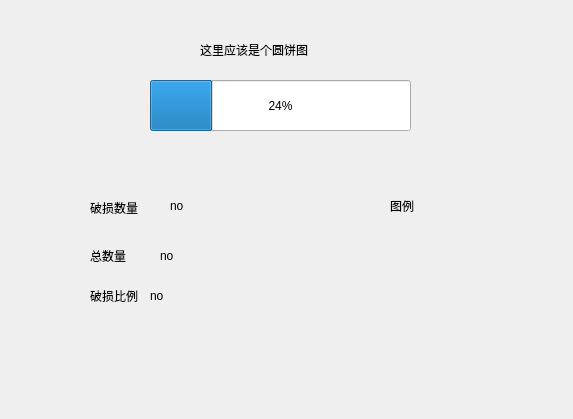
This is ui/wastageDsp.ui in Jadecity/StorePro as Qt 5 draws it before an edit. The edited form follows.
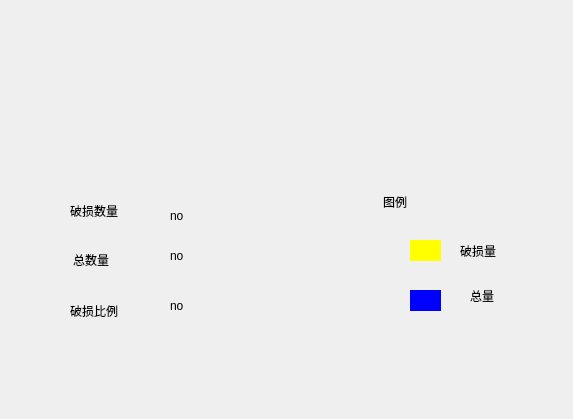
This is the edited form.

What changed in the file:
```diff
--- a/ui/wastageDsp.ui
+++ b/ui/wastageDsp.ui
@@ -13,26 +13,16 @@
   <property name="windowTitle">
    <string>Form</string>
   </property>
-  <widget class="QLabel" name="label">
-   <property name="geometry">
-    <rect>
-     <x>200</x>
-     <y>40</y>
-     <width>121</width>
-     <height>20</height>
-    </rect>
-   </property>
-   <property name="text">
-    <string>这里应该是个圆饼图</string>
-   </property>
-  </widget>
+  <property name="styleSheet">
+   <string notr="true">font: 12pt &quot;微软雅黑&quot;;</string>
+  </property>
   <widget class="QLabel" name="label_2">
    <property name="geometry">
     <rect>
-     <x>90</x>
+     <x>70</x>
      <y>200</y>
-     <width>61</width>
-     <height>16</height>
+     <width>81</width>
+     <height>21</height>
     </rect>
    </property>
    <property name="text">
@@ -42,10 +32,10 @@
   <widget class="QLabel" name="label_3">
    <property name="geometry">
     <rect>
-     <x>90</x>
+     <x>73</x>
      <y>250</y>
-     <width>54</width>
-     <height>12</height>
+     <width>71</width>
+     <height>20</height>
     </rect>
    </property>
    <property name="text">
@@ -55,10 +45,10 @@
   <widget class="QLabel" name="label_4">
    <property name="geometry">
     <rect>
-     <x>90</x>
-     <y>290</y>
-     <width>54</width>
-     <height>12</height>
+     <x>70</x>
+     <y>300</y>
+     <width>81</width>
+     <height>21</height>
     </rect>
    </property>
    <property name="text">
@@ -70,8 +60,8 @@
     <rect>
      <x>170</x>
      <y>200</y>
-     <width>54</width>
-     <height>12</height>
+     <width>71</width>
+     <height>31</height>
     </rect>
    </property>
    <property name="text">
@@ -81,10 +71,10 @@
   <widget class="QLabel" name="totalLabel">
    <property name="geometry">
     <rect>
-     <x>160</x>
-     <y>250</y>
-     <width>54</width>
-     <height>12</height>
+     <x>170</x>
+     <y>240</y>
+     <width>81</width>
+     <height>31</height>
     </rect>
    </property>
    <property name="text">
@@ -94,10 +84,10 @@
   <widget class="QLabel" name="wstRateLabel">
    <property name="geometry">
     <rect>
-     <x>150</x>
+     <x>170</x>
      <y>290</y>
-     <width>54</width>
-     <height>12</height>
+     <width>71</width>
+     <height>31</height>
     </rect>
    </property>
    <property name="text">
@@ -107,27 +97,66 @@
   <widget class="QLabel" name="tuliLabel">
    <property name="geometry">
     <rect>
-     <x>390</x>
-     <y>200</y>
-     <width>54</width>
-     <height>12</height>
+     <x>383</x>
+     <y>192</y>
+     <width>61</width>
+     <height>20</height>
     </rect>
    </property>
    <property name="text">
     <string>图例</string>
    </property>
   </widget>
-  <widget class="QProgressBar" name="progressBar">
+  <widget class="QWidget" name="widget" native="true">
    <property name="geometry">
     <rect>
-     <x>150</x>
-     <y>80</y>
-     <width>261</width>
-     <height>51</height>
+     <x>410</x>
+     <y>240</y>
+     <width>31</width>
+     <height>21</height>
     </rect>
    </property>
-   <property name="value">
-    <number>24</number>
+   <property name="styleSheet">
+    <string notr="true">background-color: rgb(255, 255, 0);</string>
+   </property>
+  </widget>
+  <widget class="QWidget" name="widget_2" native="true">
+   <property name="geometry">
+    <rect>
+     <x>410</x>
+     <y>290</y>
+     <width>31</width>
+     <height>21</height>
+    </rect>
+   </property>
+   <property name="styleSheet">
+    <string notr="true">background-color: rgb(0, 0, 255);</string>
+   </property>
+  </widget>
+  <widget class="QLabel" name="label">
+   <property name="geometry">
+    <rect>
+     <x>460</x>
+     <y>240</y>
+     <width>54</width>
+     <height>21</height>
+    </rect>
+   </property>
+   <property name="text">
+    <string>破损量</string>
+   </property>
+  </widget>
+  <widget class="QLabel" name="label_5">
+   <property name="geometry">
+    <rect>
+     <x>470</x>
+     <y>280</y>
+     <width>81</width>
+     <height>31</height>
+    </rect>
+   </property>
+   <property name="text">
+    <string>总量</string>
    </property>
   </widget>
  </widget>
```
